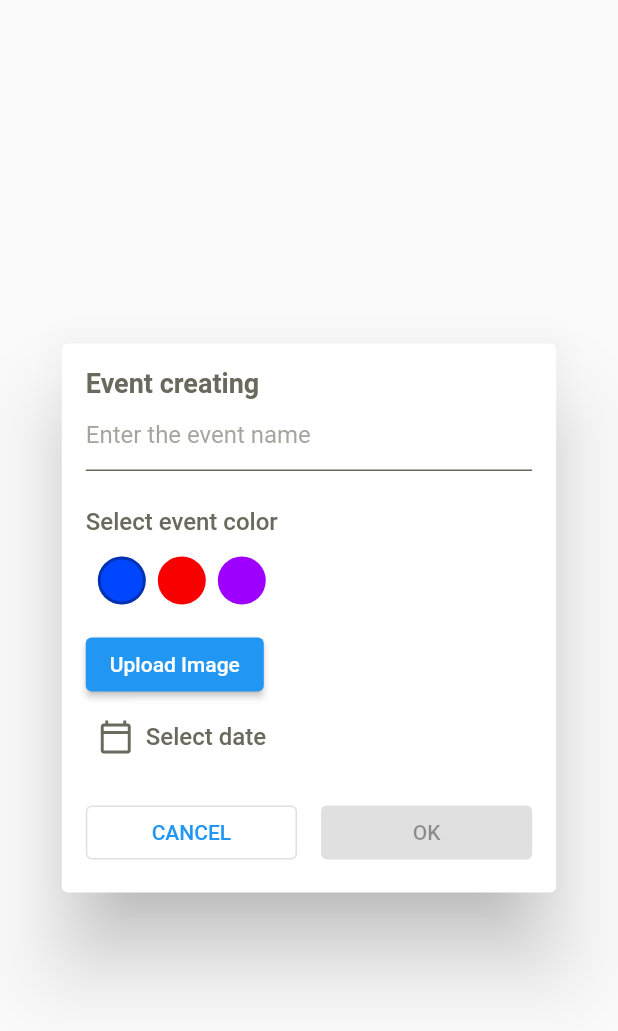
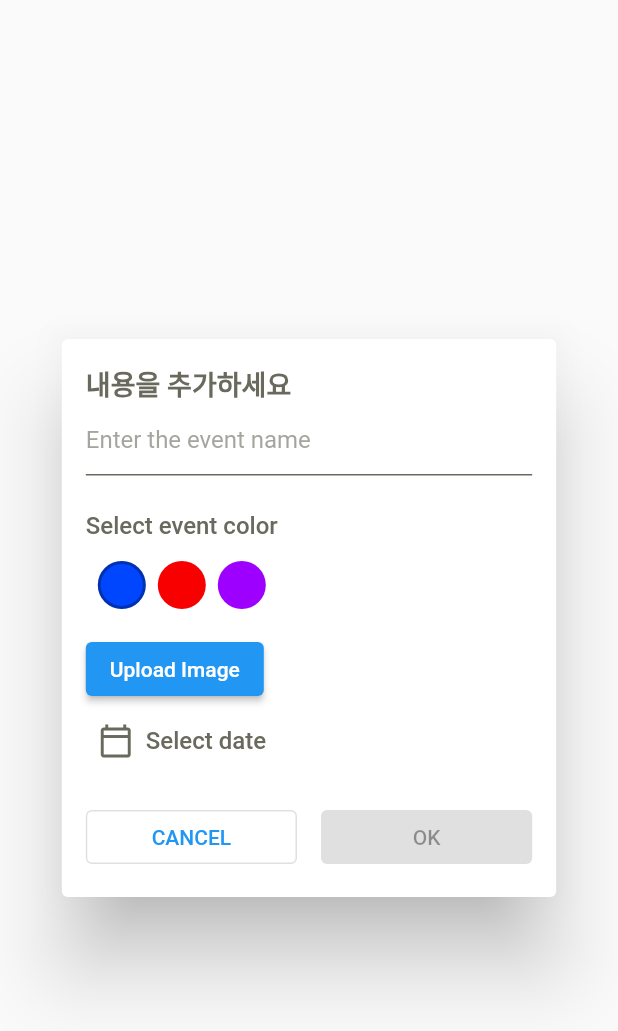
Before and after one commit to Love-SOL/Love_SOL, a Flutter app: the CreateEventDialog widget shown alone on an empty page, opened directly, on a phone screen of 412 x 824 dp. Shown: the top 1031 px of the screen. Run offline on Flutter 3.47's test engine with Material 2 defaults, Android fonts, the phone set to English and light mode, and no system bars; our stand-ins replace image_picker; missing offline and left inert: cr_calendar.

Commit message:
refactor: 내용을 추가하세요 부분 추가, 오늘 날짜로 연동되도록 해야함

```diff
--- a/frontend/lib/weekdayswidget.dart
+++ b/frontend/lib/weekdayswidget.dart
@@ -15,14 +15,12 @@ extension DateTimeExt on DateTime {
   String format(String formatPattern) => DateFormat(formatPattern).format(this);
 }
 
-/// Widget that represents week days in row above calendar month view.
 class WeekDaysWidget extends StatelessWidget {
   const WeekDaysWidget({
     required this.day,
     super.key,
   });
 
-  /// [WeekDay] value from [WeekDaysBuilder].
   final WeekDay day;
 
   @override
@@ -41,7 +39,6 @@ class WeekDaysWidget extends StatelessWidget {
   }
 }
 
-/// Custom event widget with rounded borders
 class EventWidget extends StatelessWidget {
   const EventWidget({
     required this.drawer,
@@ -80,6 +77,7 @@ class CreateEventDialog extends StatefulWidget {
 }
 
 class _CreateEventDialogState extends State<CreateEventDialog> {
+
   int _selectedColorIndex = 0;
   final _eventNameController = TextEditingController();
   File? _selectedImage; // 이미지를 저장할 변수
@@ -94,6 +92,7 @@ class _CreateEventDialogState extends State<CreateEventDialog> {
     _eventNameController.dispose();
     super.dispose();
   }
+
 
   @override
   Widget build(BuildContext context) {
@@ -113,7 +112,7 @@ class _CreateEventDialogState extends State<CreateEventDialog> {
               children: [
                 // Dialog title.
                 const Text(
-                  'Event creating',
+                  '내용을 추가하세요',
                   style: TextStyle(
                     color: Color(0xff69695D),
                     fontWeight: FontWeight.bold,
@@ -121,7 +120,6 @@ class _CreateEventDialogState extends State<CreateEventDialog> {
                   ),
                 ),
 
-                // Event name input field.
                 TextField(
                   cursorColor: Color(0xff69695D),
                   style:
```
